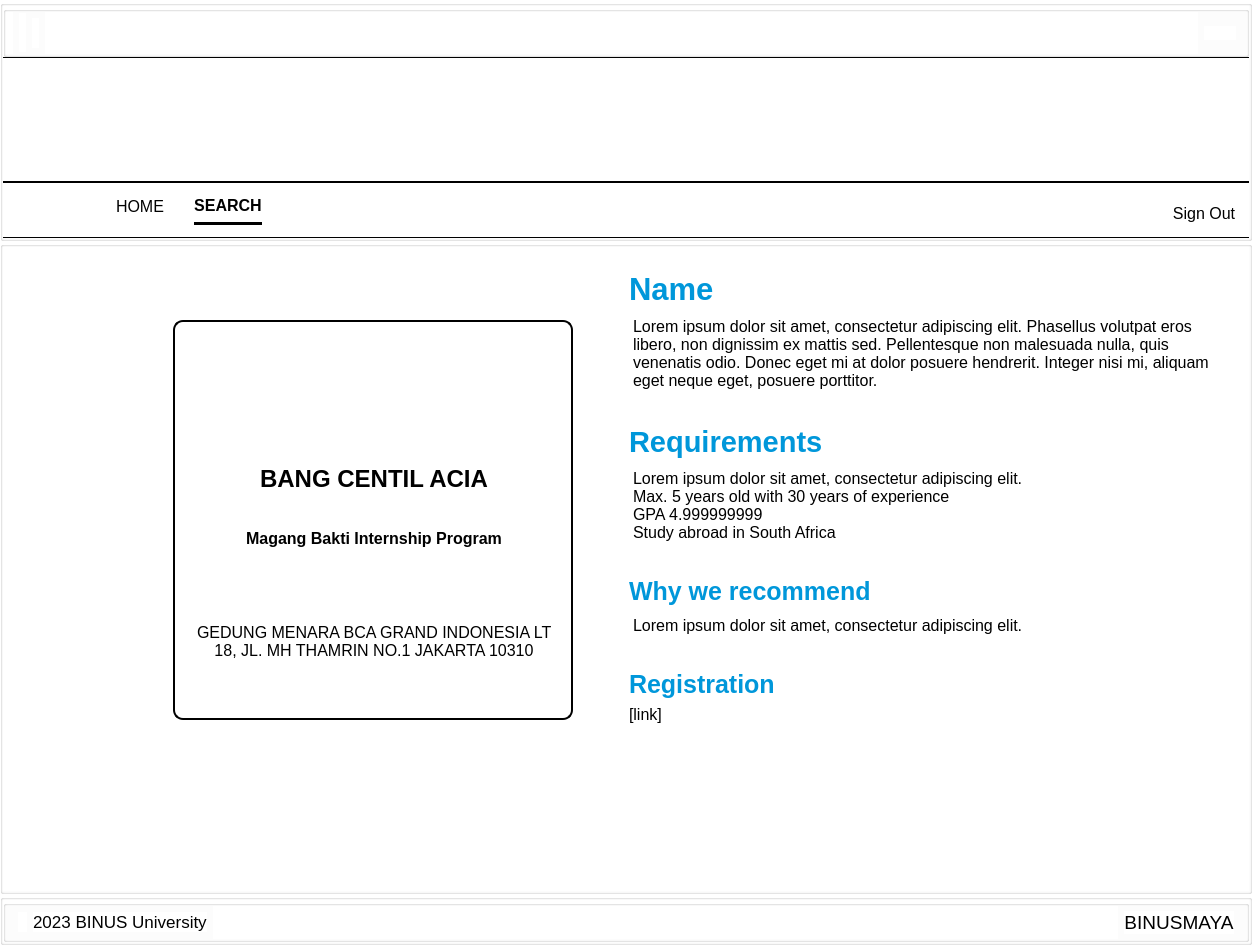
Qt form viewinternshipdetailsfinal.ui (LeV-RAM/BIA) before a commit.
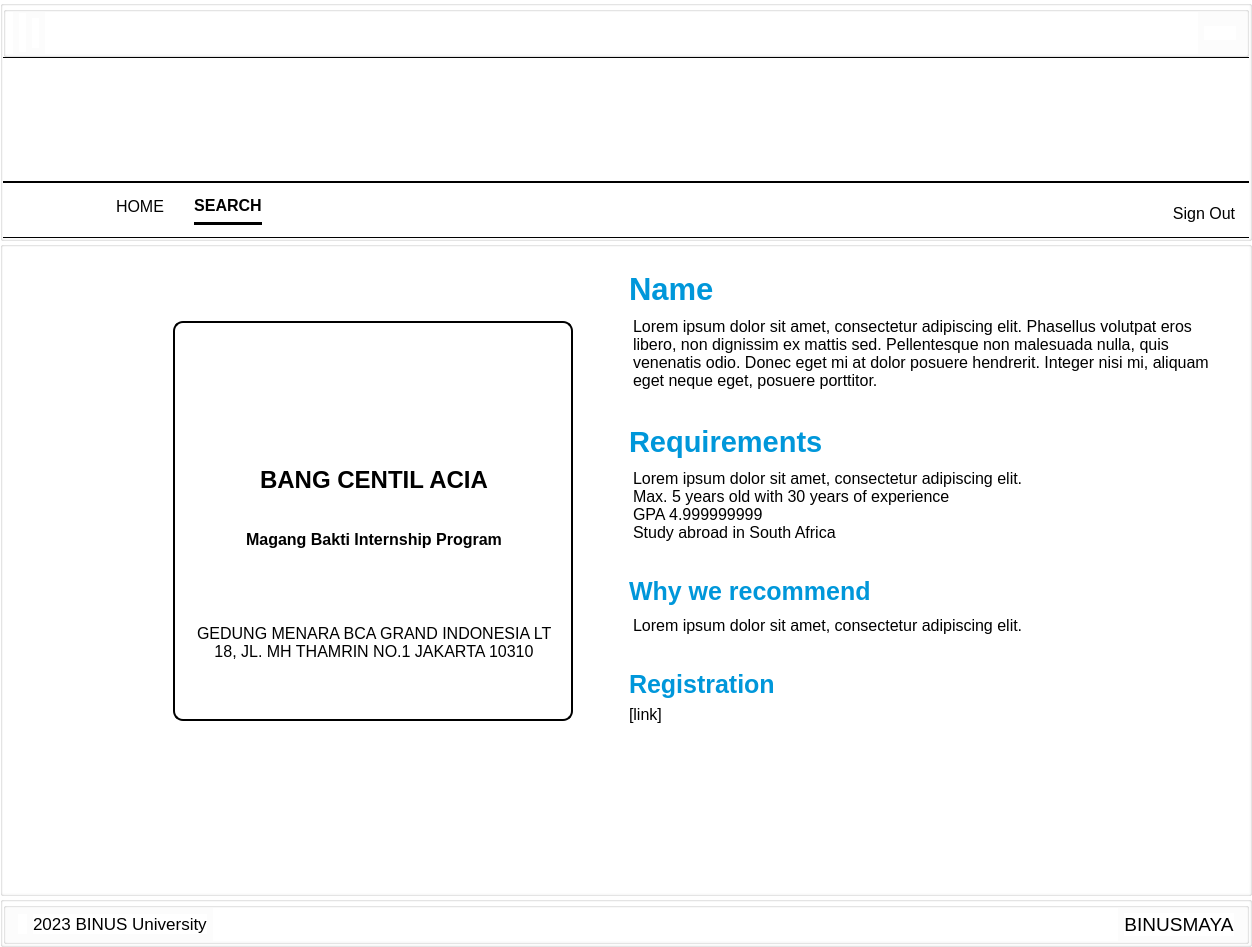
The same form after that commit. Icons and pictures are not drawn.

Patch:
```diff
--- a/viewinternshipdetailsfinal.ui
+++ b/viewinternshipdetailsfinal.ui
@@ -7,7 +7,7 @@
     <x>0</x>
     <y>0</y>
     <width>1252</width>
-    <height>945</height>
+    <height>947</height>
    </rect>
   </property>
   <property name="sizePolicy">
```
Left out of the diff: 20 changed lines with no effect on the pictures.
